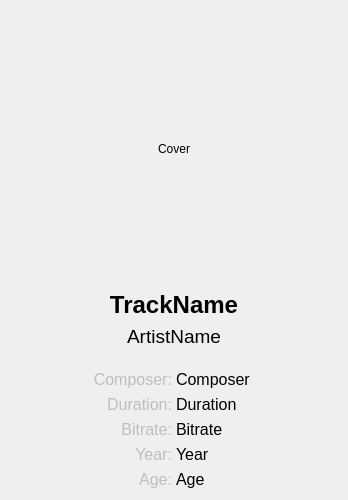
Qt form src/libtomahawk/playlist/ColumnViewPreviewWidget.ui (tomahawk-player/tomahawk) before a commit.
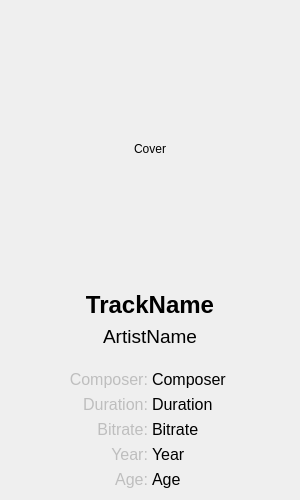
The same form after that commit. Custom widgets are drawn as their Qt base class.

What changed in the file:
```diff
--- a/src/libtomahawk/playlist/ColumnViewPreviewWidget.ui
+++ b/src/libtomahawk/playlist/ColumnViewPreviewWidget.ui
@@ -6,7 +6,7 @@
    <rect>
     <x>0</x>
     <y>0</y>
-    <width>348</width>
+    <width>300</width>
     <height>500</height>
    </rect>
   </property>
@@ -18,7 +18,7 @@
   </property>
   <property name="minimumSize">
    <size>
-    <width>348</width>
+    <width>300</width>
     <height>500</height>
    </size>
   </property>
```
